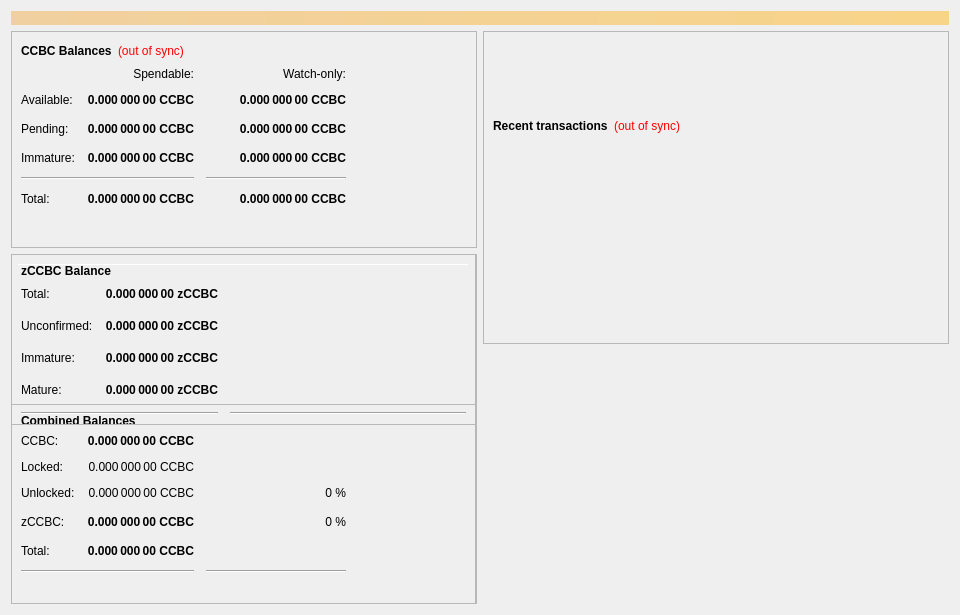
Qt form src/qt/forms/overviewpage.ui (CryptoCashBack-Hub/CCBC) before a commit.
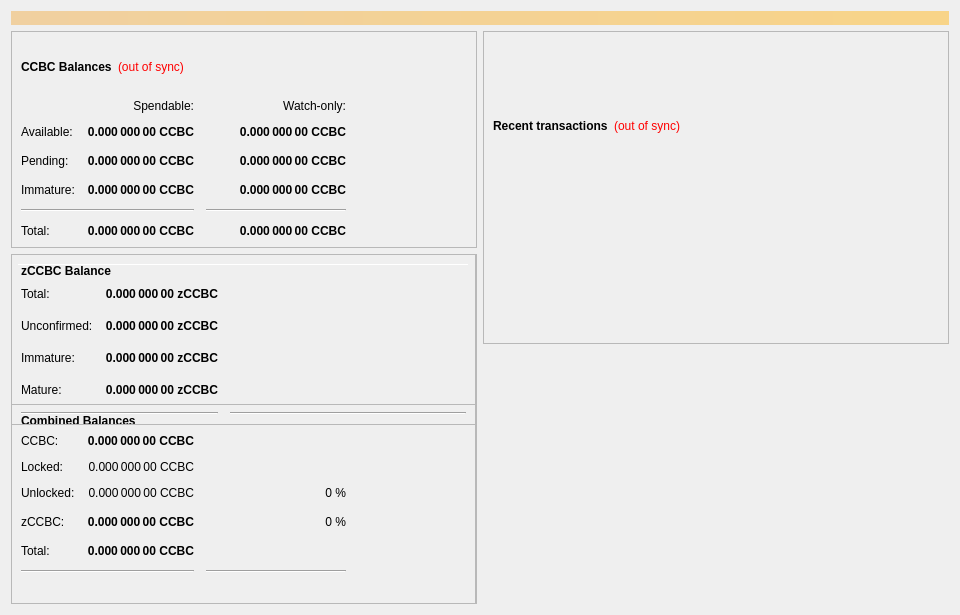
The same form after that commit.

What changed in the file:
```diff
--- a/src/qt/forms/overviewpage.ui
+++ b/src/qt/forms/overviewpage.ui
@@ -392,19 +392,6 @@
                         </item>
                       </layout>
                     </item>
-                    <item>
-                      <spacer name="verticalSpacer_4">
-                        <property name="orientation">
-                          <enum>Qt::Vertical</enum>
-                        </property>
-                        <property name="sizeHint" stdset="0">
-                          <size>
-                            <width>20</width>
-                            <height>40</height>
-                          </size>
-                        </property>
-                      </spacer>
-                    </item>
                   </layout>
                 </widget>
               </item>
```
Left out of the diff: 2 changed lines with no effect on the pictures. Lines whose indentation alone changed are shown as unchanged.
